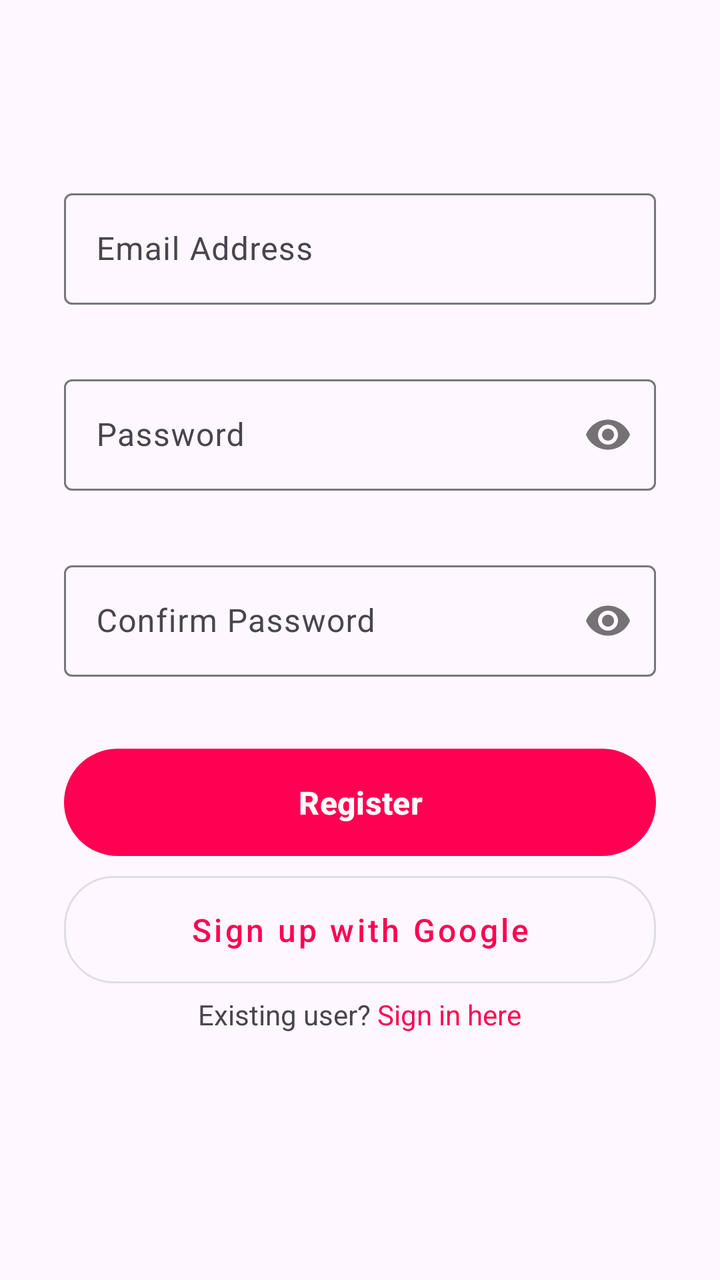
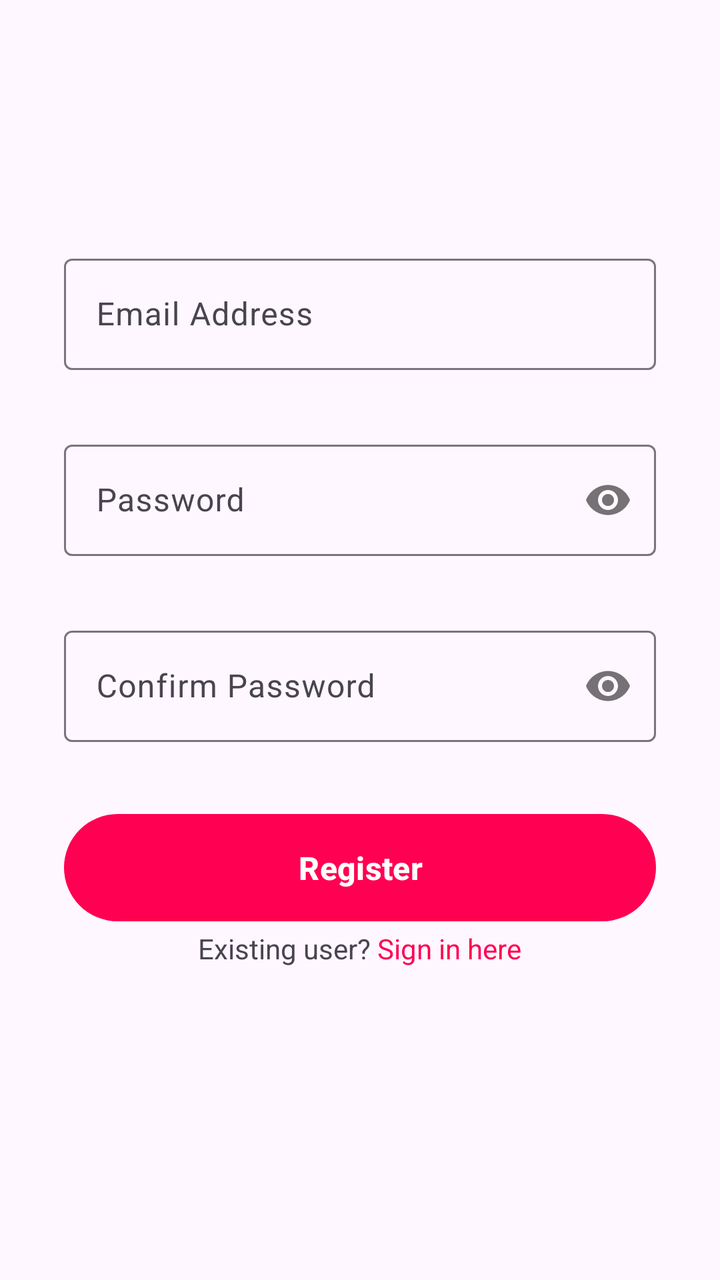

Compare the two renders of this Android layout. The source of the first and the diff that turns it into the second are given below.
<!-- AndroidManifest.xml: application theme Theme.You4me -->
<!-- res/layout/fragment_registration.xml -->
<?xml version="1.0" encoding="utf-8"?>
<LinearLayout xmlns:android="http://schemas.android.com/apk/res/android"
    xmlns:app="http://schemas.android.com/apk/res-auto"
    xmlns:tools="http://schemas.android.com/tools"
    android:layout_width="match_parent"
    android:layout_height="match_parent"
    android:gravity="center"
    android:orientation="vertical"
    android:padding="32dp"
    tools:context=".ui.authentication.RegistrationFragment">

    <com.google.android.material.textfield.TextInputLayout
        android:id="@+id/email_lyt"
        android:layout_width="match_parent"
        android:layout_height="wrap_content"
        android:hint="@string/email_address">

        <com.google.android.material.textfield.TextInputEditText
            android:id="@+id/email"
            android:layout_width="match_parent"
            android:layout_height="match_parent"
            android:inputType="textEmailAddress" />
    </com.google.android.material.textfield.TextInputLayout>

    <com.google.android.material.textfield.TextInputLayout
        android:id="@+id/password_lyt"
        android:layout_width="match_parent"
        android:layout_height="wrap_content"
        android:layout_marginTop="32dp"
        android:hint="@string/password"
        app:passwordToggleEnabled="true">

        <com.google.android.material.textfield.TextInputEditText
            android:id="@+id/password"
            android:layout_width="match_parent"
            android:layout_height="match_parent"
            android:inputType="textPassword" />
    </com.google.android.material.textfield.TextInputLayout>

    <com.google.android.material.textfield.TextInputLayout
        android:id="@+id/confirm_password_lyt"
        android:layout_width="match_parent"
        android:layout_height="wrap_content"
        android:layout_marginTop="32dp"
        android:hint="@string/confirm_password"
        app:passwordToggleEnabled="true">

        <com.google.android.material.textfield.TextInputEditText
            android:id="@+id/confirm_password"
            android:layout_width="match_parent"
            android:layout_height="match_parent"
            android:inputType="textPassword" />
    </com.google.android.material.textfield.TextInputLayout>

    <com.google.android.material.button.MaterialButton
        android:id="@+id/sign_up_btn"
        android:layout_width="match_parent"
        android:layout_height="wrap_content"
        android:layout_marginTop="32dp"
        android:padding="16dp"
        android:text="@string/register"
        android:textSize="16sp"
        android:textStyle="bold" />

    <com.google.android.material.button.MaterialButton
        android:id="@+id/google_sign_up_btn"
        style="@style/Widget.MaterialComponents.Button.OutlinedButton"
        android:layout_width="match_parent"
        android:layout_height="wrap_content"
        app:cornerRadius="25dp"
        android:padding="16dp"
        android:textAllCaps="false"
        android:text="@string/sign_up_with_google"
        android:textSize="16sp" />

    <com.google.android.material.progressindicator.CircularProgressIndicator
        android:id="@+id/progress_circular"
        style="@style/Widget.Material3.CircularProgressIndicator.Medium"
        android:layout_width="wrap_content"
        android:layout_height="wrap_content"
        android:layout_marginTop="32dp"
        android:layout_marginBottom="4dp"
        android:indeterminate="true"
        android:visibility="gone" />

    <TextView
        android:id="@+id/login"
        android:layout_width="wrap_content"
        android:layout_height="wrap_content"
        android:layout_gravity="center_horizontal"
        android:layout_marginBottom="32dp"
        android:text="@string/existing_user" />

</LinearLayout>
<!-- resources referenced by this layout -->
<resources>
  <string name="confirm_password">Confirm Password</string>
  <string name="email_address">Email Address</string>
  <string name="existing_user">Existing user? <font fgcolor="#ff0052">Sign in here</font></string>
  <string name="password">Password</string>
  <string name="register">Register</string>
  <string name="sign_up_with_google">Sign up with Google</string>
  <style name="Theme.You4me" parent="Base.Theme.You4me" />
  <style name="Base.Theme.You4me" parent="Theme.Material3.Light.NoActionBar">
          
           <item name="colorPrimary">@color/primary_pink</item>
      </style>
  <color name="primary_pink">#ffff0052</color>
</resources>

<!-- the commit's change to res/layout/fragment_registration.xml (unified diff, before → after) -->
@@ -62,16 +62,16 @@
         android:textSize="16sp"
         android:textStyle="bold" />
 
-    <com.google.android.material.button.MaterialButton
-        android:id="@+id/google_sign_up_btn"
-        style="@style/Widget.MaterialComponents.Button.OutlinedButton"
-        android:layout_width="match_parent"
-        android:layout_height="wrap_content"
-        app:cornerRadius="25dp"
-        android:padding="16dp"
-        android:textAllCaps="false"
-        android:text="@string/sign_up_with_google"
-        android:textSize="16sp" />
+
+
+
+
+
+
+
+
+
+
 
     <com.google.android.material.progressindicator.CircularProgressIndicator
         android:id="@+id/progress_circular"
<!-- resource entries referenced after the edit -->
@@ -5,7 +5,6 @@
   <string name="existing_user">Existing user? <font fgcolor="#ff0052">Sign in here</font></string>
   <string name="password">Password</string>
   <string name="register">Register</string>
-  <string name="sign_up_with_google">Sign up with Google</string>
   <style name="Theme.You4me" parent="Base.Theme.You4me" />
   <style name="Base.Theme.You4me" parent="Theme.Material3.Light.NoActionBar">
           
